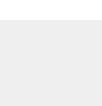
Old version of the form source/widget/scenewidget.ui in the repository ww4u/megarobostudio.
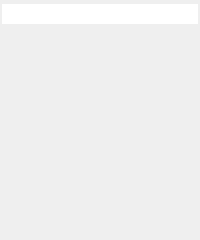
New version of the form.

```diff
--- a/source/widget/scenewidget.ui
+++ b/source/widget/scenewidget.ui
@@ -1,13 +1,13 @@
 <?xml version="1.0" encoding="UTF-8"?>
 <ui version="4.0">
  <class>sceneWidget</class>
- <widget class="QFrame" name="sceneWidget">
+ <widget class="QWidget" name="sceneWidget">
   <property name="geometry">
    <rect>
     <x>0</x>
     <y>0</y>
-    <width>102</width>
-    <height>106</height>
+    <width>200</width>
+    <height>240</height>
    </rect>
   </property>
   <property name="windowTitle">
@@ -15,19 +15,19 @@
   </property>
   <layout class="QVBoxLayout" name="verticalLayout">
    <property name="spacing">
-    <number>0</number>
+    <number>2</number>
    </property>
    <property name="leftMargin">
-    <number>0</number>
+    <number>2</number>
    </property>
    <property name="topMargin">
-    <number>0</number>
+    <number>4</number>
    </property>
    <property name="rightMargin">
-    <number>0</number>
+    <number>2</number>
    </property>
    <property name="bottomMargin">
-    <number>0</number>
+    <number>2</number>
    </property>
    <item>
     <widget class="QLineEdit" name="lineEdit">
```
Left out of the diff: 2 changed lines with no effect on the pictures.
